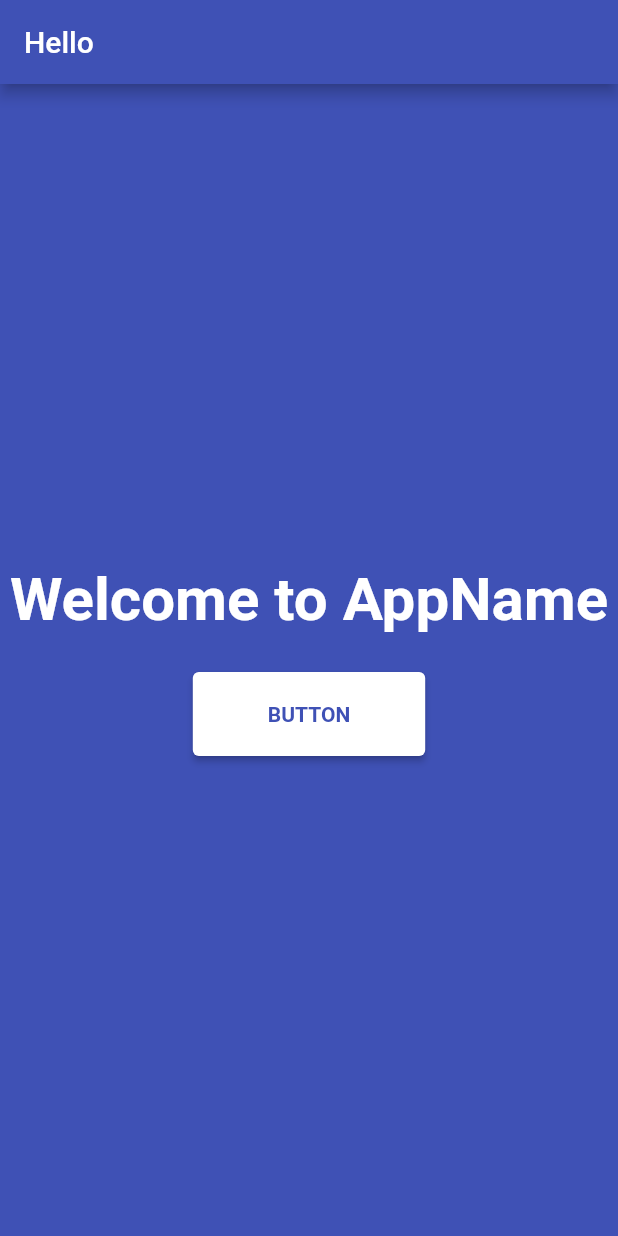
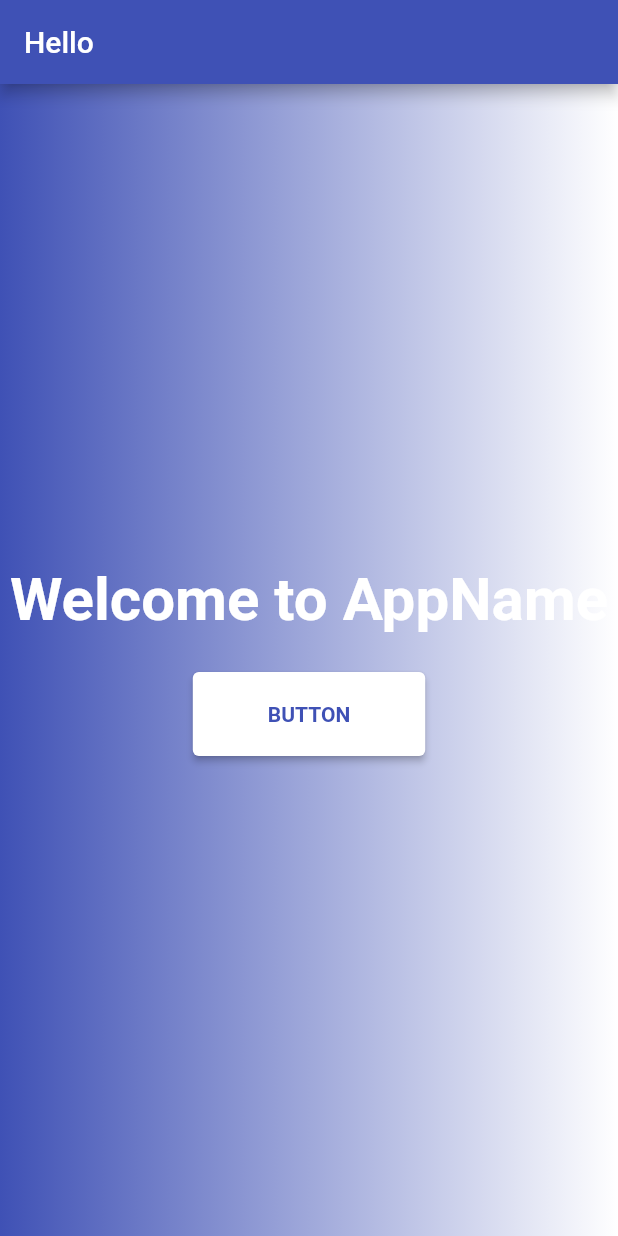
Before and after one commit to ianscodecastle/PharmacyMathGame, a Flutter app: the screen it shows after launch, on a phone screen of 412 x 824 dp. Run offline on Flutter 3.47's test engine with Material 2 defaults, Android fonts, the phone set to English and light mode, and no system bars; our stand-ins replace flutter_svg; missing offline and left inert: dart:js.

Commit message:
home page widgets

```diff
--- a/math_game/lib/screens/home_screen.dart
+++ b/math_game/lib/screens/home_screen.dart
@@ -14,15 +14,34 @@ class HomeScreen extends StatelessWidget {
         title: const Text('Hello'),
         backgroundColor: kPrimaryColor,
       ),
-      body: Column(
+      body: Container(
+        decoration: BoxDecoration(gradient: kPrimaryGradient),
+        child: Column(
           mainAxisAlignment: MainAxisAlignment.center,
           //crossAxisAlignment: CrossAxisAlignment.start,
-        children: [
-          Align(
+          children: const [
+            AlignedMainText(),
+            SizedBox(height: 25), //adds empty space
+            StartButton()
+          ],
+        ),
+      ),
+    );
+  }
+}
+
+class AlignedMainText extends StatelessWidget {
+  const AlignedMainText({
+    Key? key,
+  }) : super(key: key);
+
+  @override
+  Widget build(BuildContext context) {
+    return Align(
       alignment: Alignment.center,
       child: Text(
         'Welcome to AppName',
-              //textAlign: TextAlign.center,
+        textAlign: TextAlign.center,
         style: TextStyle(
           color: kSecondaryColor,
           fontWeight: FontWeight.bold,
@@ -30,9 +49,18 @@ class HomeScreen extends StatelessWidget {
           //fontFamily: 'Impact',
         ),
       ),
-          ),
-          SizedBox(height: 25), //adds empty space
-          ElevatedButton(
+    );
+  }
+}
+
+class StartButton extends StatelessWidget {
+  const StartButton({
+    Key? key,
+  }) : super(key: key);
+
+  @override
+  Widget build(BuildContext context) {
+    return ElevatedButton(
       child: Text('BUTTON'),
       style: ElevatedButton.styleFrom(
         primary: Colors.white,
@@ -46,9 +74,6 @@ class HomeScreen extends StatelessWidget {
       onPressed: () {
         //respond to button press
       },
-          )
-        ],
-      ),
     );
   }
 }
```
Lines whose indentation alone changed are shown as unchanged.
